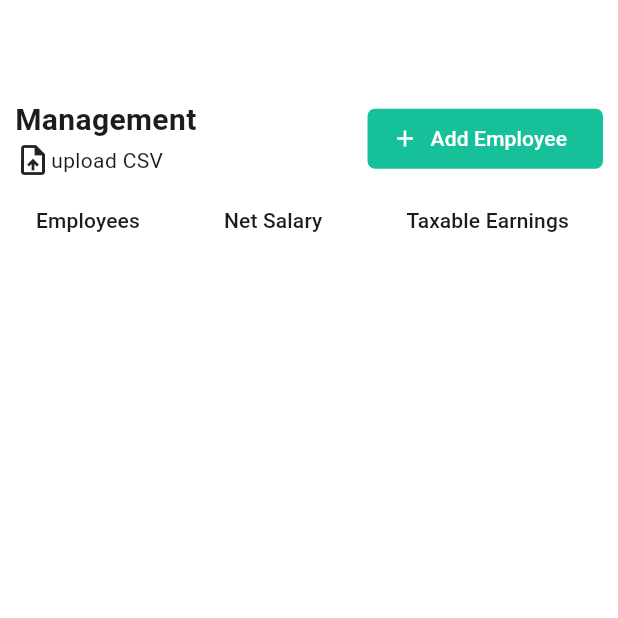
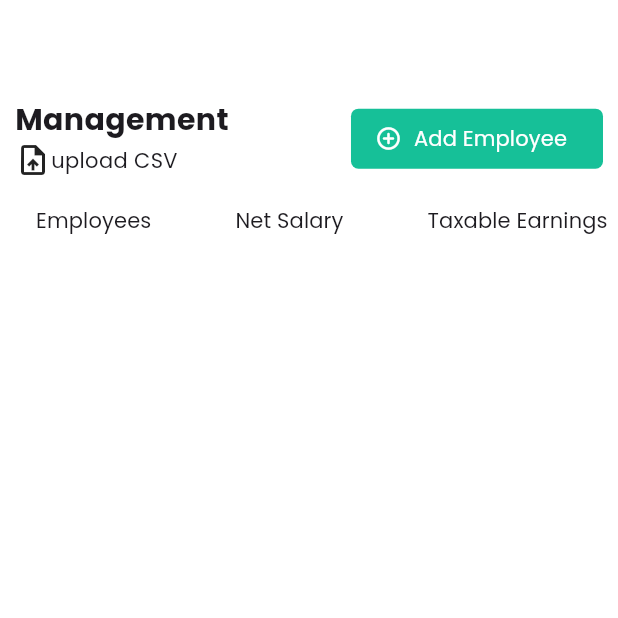
Before and after one commit to hirpha/demoz, a Flutter app: the PayrollTable screen opened directly, on a phone screen of 412 x 824 dp, the top half of it. Run offline on Flutter 3.47's test engine with Material 3 defaults, Android fonts, the phone set to English and light mode, and no system bars; our stand-ins replace bloc, equatable, flutter_bloc, flutter_svg, hive, hive_flutter and 2 more; accounts and stored records are empty.

Commit message:
add_circle_outline_rounded added

```diff
--- a/lib/features/payroll/presentation/pages/payrolltable.dart
+++ b/lib/features/payroll/presentation/pages/payrolltable.dart
@@ -67,14 +67,15 @@ class _PayrollTableState extends State<PayrollTable> {
                       borderRadius: BorderRadius.circular(5),
                     ),
                   ),
-                  icon: const Icon(Icons.add),
+                  icon: const Icon(Icons.add_circle_outline_rounded),
                   label: const Text('Add Employee'),
                 ),
               ],
             ),
           ),
           SizedBox(),
-          SingleChildScrollView(
+          Expanded(
+            child: SingleChildScrollView(
               scrollDirection: Axis.horizontal,
               child: BlocConsumer<EmployeBloc, EmployeState>(
                 listener: (context, state) {
@@ -83,15 +84,10 @@ class _PayrollTableState extends State<PayrollTable> {
                       SnackBar(content: Text(state.message)),
                     );
                   }
-                if (state is EmployeGetEmployeesSuccess) {
-                  print('Employees fetched successfully');
-                  print(state.employees.length);
-                }
                 },
                 builder: (context, state) {
                   if (state is EmployeGetEmployeesSuccess) {
-                  return Expanded(
-                    child: DataTable(
+                    return DataTable(
                       dataRowColor: MaterialStateColor.resolveWith((states) {
                         return Colors.transparent;
                       }),
@@ -123,11 +119,11 @@ class _PayrollTableState extends State<PayrollTable> {
                           state.employees[index].employeeName ?? '',
                         ),
                       ),
-                    ),
                     );
                   }
                   return const SizedBox();
                 },
+              ),
             ),
           ),
         ],
--- a/lib/main.dart
+++ b/lib/main.dart
@@ -79,6 +79,7 @@ class MyApp extends StatelessWidget {
               debugShowCheckedModeBanner: false,
               title: 'Demoz',
               theme: ThemeData(
+                fontFamily: 'Poppins',
                 colorScheme: ColorScheme.fromSeed(seedColor: Colors.deepPurple),
                 useMaterial3: true,
               ),
```
Also changed, not shown: lib/features/home/presentation/widgets/tax_item.dart (+11 -3 lines). Lines whose indentation alone changed are shown as unchanged.
